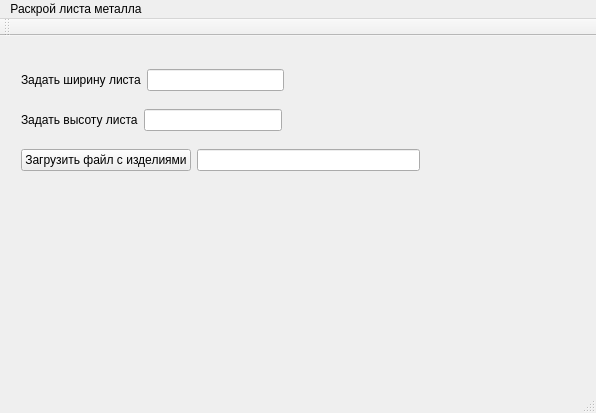
This is QtCuttingStockProblem/QtCuttingStockProblem.ui in grozauf/QtCuttingStockProblem as Qt 5 draws it before an edit. The edited form follows.
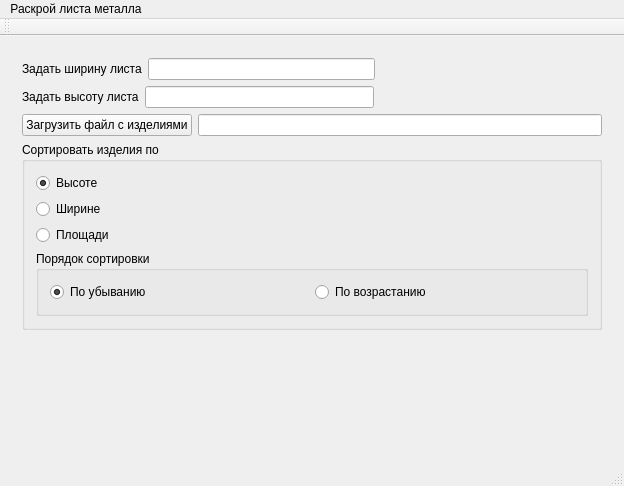
This is the edited form.

Diff of the .ui file:
```diff
--- a/QtCuttingStockProblem/QtCuttingStockProblem.ui
+++ b/QtCuttingStockProblem/QtCuttingStockProblem.ui
@@ -6,8 +6,8 @@
    <rect>
     <x>0</x>
     <y>0</y>
-    <width>596</width>
-    <height>413</height>
+    <width>624</width>
+    <height>486</height>
    </rect>
   </property>
   <property name="windowTitle">
@@ -20,18 +20,12 @@
      <verstretch>0</verstretch>
     </sizepolicy>
    </property>
+   <layout class="QVBoxLayout" name="verticalLayout_3">
+    <item>
    <widget class="QWidget" name="widgetInputs" native="true">
     <property name="enabled">
      <bool>true</bool>
     </property>
-    <property name="geometry">
-     <rect>
-      <x>10</x>
-      <y>10</y>
-      <width>421</width>
-      <height>151</height>
-     </rect>
-    </property>
     <property name="sizePolicy">
      <sizepolicy hsizetype="Preferred" vsizetype="Preferred">
       <horstretch>0</horstretch>
@@ -120,16 +114,90 @@
        </item>
       </layout>
      </item>
-    </layout>
-   </widget>
+       <item>
+        <widget class="QGroupBox" name="groupBox">
+         <property name="title">
+          <string>Сортировать изделия по</string>
+         </property>
+         <layout class="QVBoxLayout" name="verticalLayout_2">
+          <item>
+           <widget class="QRadioButton" name="radioButtonByHeight">
+            <property name="text">
+             <string>Высоте</string>
+            </property>
+            <property name="checked">
+             <bool>true</bool>
+            </property>
+           </widget>
+          </item>
+          <item>
+           <widget class="QRadioButton" name="radioButtonByWidth">
+            <property name="text">
+             <string>Ширине</string>
+            </property>
+           </widget>
+          </item>
+          <item>
+           <widget class="QRadioButton" name="radioButtonBySpace">
+            <property name="text">
+             <string>Площади</string>
+            </property>
+           </widget>
+          </item>
+          <item>
+           <widget class="QGroupBox" name="groupBox_2">
+            <property name="title">
+             <string>Порядок сортировки</string>
+            </property>
+            <layout class="QHBoxLayout" name="horizontalLayout_4">
+             <item>
+              <widget class="QRadioButton" name="radioButtonToLower">
+               <property name="text">
+                <string>По убыванию</string>
+               </property>
+               <property name="checked">
+                <bool>true</bool>
+               </property>
+              </widget>
+             </item>
+             <item>
+              <widget class="QRadioButton" name="radioButtonToGreater">
+               <property name="text">
+                <string>По возрастанию</string>
+               </property>
+              </widget>
+             </item>
+            </layout>
+           </widget>
+          </item>
+         </layout>
+        </widget>
+       </item>
+      </layout>
+     </widget>
+    </item>
+    <item>
+     <spacer name="verticalSpacer">
+      <property name="orientation">
+       <enum>Qt::Vertical</enum>
+      </property>
+      <property name="sizeHint" stdset="0">
+       <size>
+        <width>20</width>
+        <height>40</height>
+       </size>
+      </property>
+     </spacer>
+    </item>
+   </layout>
   </widget>
   <widget class="QMenuBar" name="menuBar">
    <property name="geometry">
     <rect>
      <x>0</x>
      <y>0</y>
-     <width>596</width>
-     <height>21</height>
+     <width>624</width>
+     <height>26</height>
     </rect>
    </property>
    <widget class="QMenu" name="menu">
```
Lines whose indentation alone changed are shown as unchanged.
